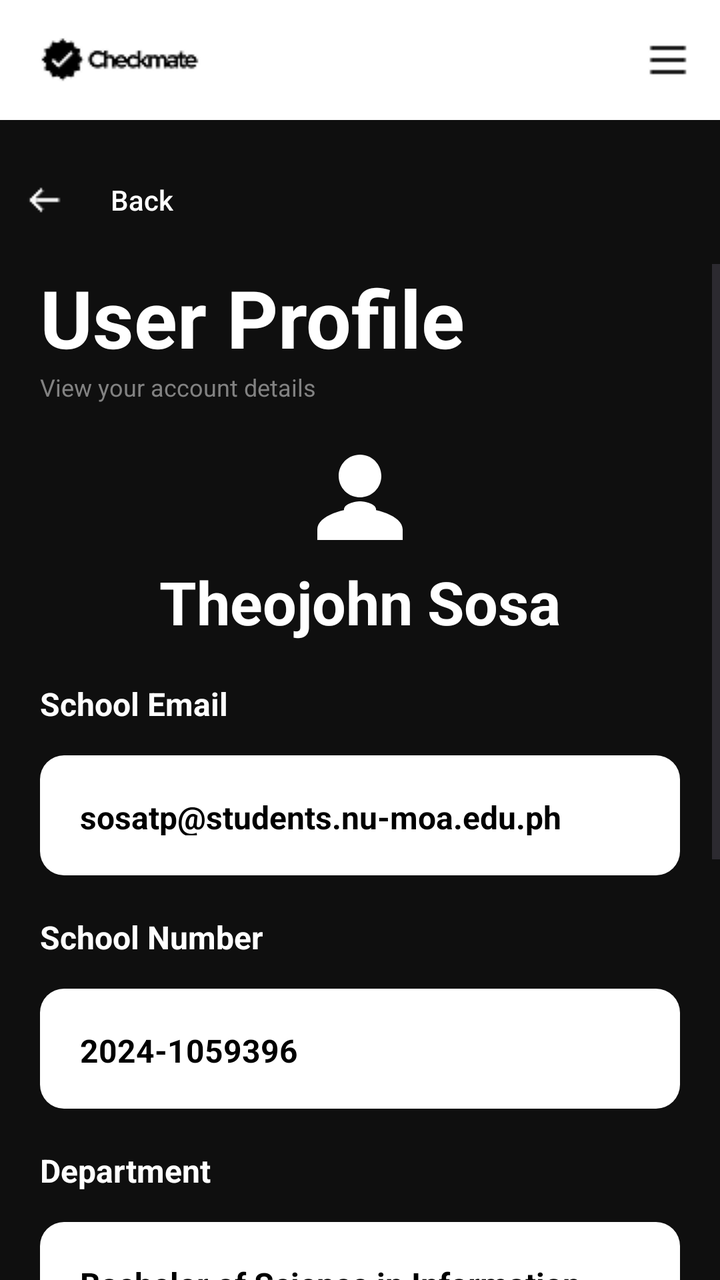
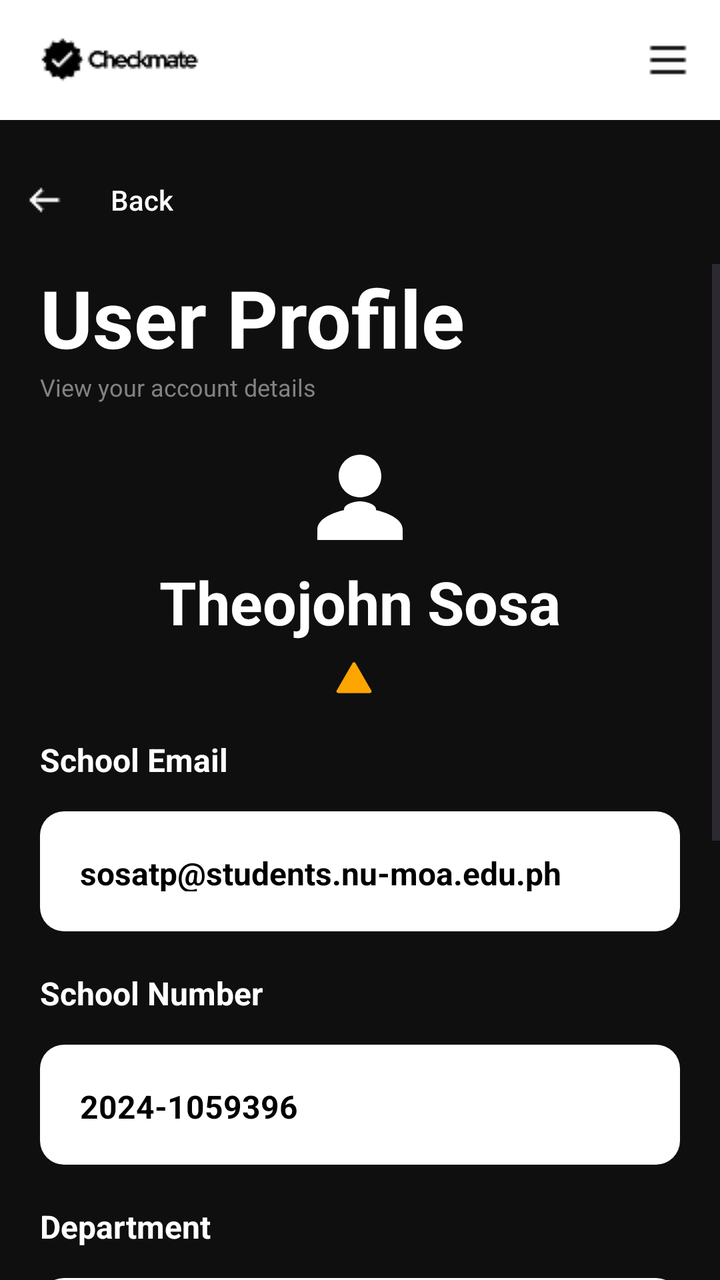

The first picture is an Android layout as it rendered before a commit; the second is the same layout after the commit. The layout source and the unified diff follow.
<!-- AndroidManifest.xml: application theme Theme.AuthTest -->
<!-- res/layout/activity_profile_page.xml -->
<?xml version="1.0" encoding="utf-8"?>
<androidx.drawerlayout.widget.DrawerLayout xmlns:android="http://schemas.android.com/apk/res/android"
    xmlns:app="http://schemas.android.com/apk/res-auto"
    xmlns:tools="http://schemas.android.com/tools"
    android:id="@+id/main"
    android:layout_width="match_parent"
    android:layout_height="match_parent"
    android:orientation="vertical"
    android:background="#0F0F0F"
    android:fitsSystemWindows="true"
    tools:context=".ProfilePage">

    <LinearLayout
        android:layout_width="match_parent"
        android:layout_height="match_parent"
        android:orientation="vertical" >

        <RelativeLayout
            android:layout_width="match_parent"
            android:layout_height="60dp"
            android:background="#FFFFFF">

            <ImageView
                android:id="@+id/header_logo"
                android:contentDescription="header_logo"
                android:layout_width="wrap_content"
                android:layout_height="wrap_content"
                android:src="@drawable/header_logo"
                android:layout_alignParentStart="true"
                android:layout_centerVertical="true"
                android:layout_marginStart="16dp" />

            <ImageView
                android:id="@+id/hamburger_icon"
                android:layout_width="wrap_content"
                android:layout_height="wrap_content"
                android:layout_alignParentEnd="true"
                android:layout_centerVertical="true"
                android:layout_marginEnd="16dp"
                android:contentDescription="hamburger_icon"
                android:src="@drawable/hamburger_icon" />

        </RelativeLayout>

        <LinearLayout
            android:layout_width="match_parent"
            android:layout_height="wrap_content"
            android:paddingStart="12dp"
            android:paddingEnd="20dp"
            android:paddingTop="16dp"
            android:paddingBottom="8dp">

            <androidx.appcompat.widget.AppCompatButton
                android:id="@+id/backButton"
                android:layout_width="wrap_content"
                android:layout_height="wrap_content"
                android:background="@android:color/transparent"
                android:drawableStart="@drawable/left_arrow"
                android:drawablePadding="10dp"
                android:text="Back"
                android:textAllCaps="false"
                android:textColor="#FFFFFF" />

        </LinearLayout>

        <ScrollView
            android:layout_width="match_parent"
            android:layout_height="match_parent">

            <LinearLayout
                android:layout_width="match_parent"
                android:layout_height="wrap_content"
                android:orientation="vertical"
                android:paddingHorizontal="20dp"
                android:paddingBottom="20dp" >

                <LinearLayout
                    android:layout_width="match_parent"
                    android:layout_height="wrap_content"
                    android:orientation="vertical"
                    android:layout_marginBottom="15dp" >

                    <TextView
                        android:text="User Profile"
                        android:textColor="#FFFFFF"
                        android:textStyle="bold"
                        android:textSize="40sp"
                        android:layout_width="wrap_content"
                        android:layout_height="wrap_content" />

                    <TextView
                        android:text="View your account details"
                        android:textColor="#828282"
                        android:textSize="12sp"
                        android:layout_width="wrap_content"
                        android:layout_height="wrap_content" />

                </LinearLayout>

                <LinearLayout
                    android:layout_width="match_parent"
                    android:layout_height="wrap_content"
                    android:orientation="vertical"
                    android:gravity="center"
                    android:layout_marginBottom="20dp">

                    <ImageView
                        android:id="@+id/profile_picture"
                        android:layout_width="wrap_content"
                        android:layout_height="wrap_content"
                        android:background="@drawable/default_avatar"
                        android:contentDescription="Profile Picture"
                        android:padding="20dp"
                        android:src="@drawable/ic_profile" />

                    <TextView
                        android:id="@+id/profile_user_name"
                        android:layout_width="wrap_content"
                        android:layout_height="wrap_content"
                        android:text="Theojohn Sosa"
                        android:textColor="#FFFFFF"
                        android:textSize="30sp"
                        android:textStyle="bold"
                        android:layout_marginTop="0dp"/>
                    
                </LinearLayout>

                <LinearLayout
                    android:layout_width="match_parent"
                    android:layout_height="wrap_content"
                    android:orientation="vertical"
                    android:layout_marginBottom="20dp">

                    <TextView
                        android:layout_width="wrap_content"
                        android:layout_height="wrap_content"
                        android:layout_marginBottom="15dp"
                        android:text="School Email"
                        android:textColor="#FFFFFF"
                        android:textSize="16sp"
                        android:textStyle="bold" />

                    <TextView
                        android:id="@+id/profile_email"
                        android:layout_width="match_parent"
                        android:layout_height="60dp"
                        android:background="@drawable/buttons_corner_radius"
                        android:padding="20dp"
                        android:text="sosatp@students.nu-moa.edu.ph"
                        android:textSize="16sp"
                        android:textColor="#000000"
                        android:textStyle="bold" />

                </LinearLayout>

                <LinearLayout
                    android:layout_width="match_parent"
                    android:layout_height="wrap_content"
                    android:orientation="vertical"
                    android:layout_marginBottom="20dp">

                    <TextView
                        android:layout_width="wrap_content"
                        android:layout_height="wrap_content"
                        android:layout_marginBottom="15dp"
                        android:text="School Number"
                        android:textColor="#FFFFFF"
                        android:textSize="16sp"
                        android:textStyle="bold" />

                    <TextView
                        android:id="@+id/profile_school_number"
                        android:layout_width="match_parent"
                        android:layout_height="60dp"
                        android:background="@drawable/buttons_corner_radius"
                        android:padding="20dp"
                        android:text="2024-1059396"
                        android:textSize="16sp"
                        android:textColor="#000000"
                        android:textStyle="bold" />

                </LinearLayout>

                <LinearLayout
                    android:layout_width="match_parent"
                    android:layout_height="wrap_content"
                    android:orientation="vertical"
                    android:layout_marginBottom="20dp">

                    <TextView
                        android:layout_width="wrap_content"
                        android:layout_height="wrap_content"
                        android:layout_marginBottom="15dp"
                        android:text="Department"
                        android:textColor="#FFFFFF"
                        android:textSize="16sp"
                        android:textStyle="bold" />

                    <TextView
                        android:id="@+id/profile_department"
                        android:layout_width="match_parent"
                        android:layout_height="60dp"
                        android:background="@drawable/buttons_corner_radius"
                        android:padding="20dp"
                        android:text="Bachelor of Science in Information Technology"
                        android:textSize="16sp"
                        android:textColor="#000000"
                        android:textStyle="bold" />

                </LinearLayout>

                <LinearLayout
                    android:layout_width="match_parent"
                    android:layout_height="wrap_content"
                    android:orientation="vertical"
                    android:layout_marginBottom="20dp">

                    <TextView
                        android:layout_width="wrap_content"
                        android:layout_height="wrap_content"
                        android:layout_marginBottom="15dp"
                        android:text="User Type"
                        android:textColor="#FFFFFF"
                        android:textSize="16sp"
                        android:textStyle="bold" />

                    <TextView
                        android:id="@+id/profile_user_type"
                        android:layout_width="match_parent"
                        android:layout_height="60dp"
                        android:background="@drawable/buttons_corner_radius"
                        android:padding="20dp"
                        android:text="Student"
                        android:textSize="16sp"
                        android:textColor="#000000"
                        android:textStyle="bold" />

                </LinearLayout>

                <LinearLayout
                    android:layout_width="match_parent"
                    android:layout_height="wrap_content"
                    android:orientation="vertical"
                    android:layout_marginBottom="15dp">

                    <TextView
                        android:layout_width="wrap_content"
                        android:layout_height="wrap_content"
                        android:layout_marginBottom="15dp"
                        android:text="Year"
                        android:textColor="#FFFFFF"
                        android:textSize="16sp"
                        android:textStyle="bold" />

                    <TextView
                        android:id="@+id/profile_year"
                        android:layout_width="match_parent"
                        android:layout_height="60dp"
                        android:background="@drawable/buttons_corner_radius"
                        android:padding="20dp"
                        android:text="2nd Year"
                        android:textSize="16sp"
                        android:textColor="#000000"
                        android:textStyle="bold" />

                </LinearLayout>

                <androidx.appcompat.widget.AppCompatButton
                    android:id="@+id/logoutButton"
                    android:layout_width="match_parent"
                    android:layout_height="60dp"
                    android:background="@drawable/settings_logout_button"
                    android:text="Logout"
                    android:textAllCaps="false"
                    android:textColor="#FFFFFF"
                    android:textSize="16sp"
                    android:textStyle="bold" />

            </LinearLayout>

        </ScrollView>

    </LinearLayout>

    <com.google.android.material.navigation.NavigationView
        android:id="@+id/navigation_view_profile"
        android:layout_width="280dp"
        android:layout_height="match_parent"
        android:layout_gravity="start"
        android:background="#1A1A1A"
        app:headerLayout="@layout/drawer_header"
        app:itemTextColor="@color/menu_item_color"
        app:itemIconTint="@color/menu_item_color"
        app:menu="@menu/menu_drawer" />

</androidx.drawerlayout.widget.DrawerLayout>
<!-- res/layout/drawer_header.xml (included above) -->
<?xml version="1.0" encoding="utf-8"?>
<LinearLayout xmlns:android="http://schemas.android.com/apk/res/android"
    android:layout_width="match_parent"
    android:layout_height="200dp"
    android:orientation="vertical"
    android:gravity="bottom"
    android:padding="20dp"
    android:background="#0F0F0F">

    <ImageView
        android:id="@+id/drawer_user_avatar"
        android:layout_width="60dp"
        android:layout_height="60dp"
        android:src="@drawable/default_avatar"
        android:contentDescription="user_avatar"
        android:layout_marginBottom="15dp" />

    <TextView
        android:id="@+id/drawer_user_name"
        android:layout_width="wrap_content"
        android:layout_height="wrap_content"
        android:text="User Name"
        android:textColor="#FFFFFF"
        android:textSize="24sp"
        android:textStyle="bold" />

    <TextView
        android:id="@+id/drawer_user_email"
        android:layout_width="wrap_content"
        android:layout_height="wrap_content"
        android:text="user@example.com"
        android:textColor="#828282"
        android:textSize="12sp" />

</LinearLayout>
<!-- resources referenced by this layout -->
<resources>
  <!-- drawable buttons_corner_radius (drawable) -->
  <shape xmlns:android="http://schemas.android.com/apk/res/android" android:shape="rectangle">
      <solid android:color="#FFFFFF"/>
      <corners android:radius="12dp"/>
  </shape>
  <!-- drawable default_avatar (drawable) -->
  <?xml version="1.0" encoding="utf-8"?>
  <vector xmlns:android="http://schemas.android.com/apk/res/android"
      android:width="24dp"
      android:height="24dp"
      android:viewportWidth="24"
      android:viewportHeight="24">
      <path
          android:fillColor="#FFFFFF"
          android:pathData="M12,12c2.21,0 4,-1.79 4,-4s-1.79,-4 -4,-4 -4,1.79 -4,4 1.79,4 4,4zm0,2c-2.67,0 -8,1.34 -8,4v2h16v-2c0,-2.66 -5.33,-4 -8,-4z" />
  </vector>
  <!-- drawable hamburger_icon: png bitmap (drawable, 177 bytes) -->
  <!-- drawable header_logo: png bitmap (drawable, 1337 bytes) -->
  <!-- drawable ic_profile (drawable) -->
  <?xml version="1.0" encoding="utf-8"?>
  <vector xmlns:android="http://schemas.android.com/apk/res/android"
      android:width="24dp"
      android:height="24dp"
      android:viewportWidth="24"
      android:viewportHeight="24">
      <path
          android:fillColor="#FFFFFF"
          android:pathData="M12,12c2.21,0 4,-1.79 4,-4s-1.79,-4 -4,-4 -4,1.79 -4,4 1.79,4 4,4zM12,14c-2.67,0 -8,1.34 -8,4v2h16v-2c0,-2.66 -5.33,-4 -8,-4z" />
  </vector>
  <!-- drawable left_arrow: png bitmap (drawable, 316 bytes) -->
  <!-- drawable settings_logout_button (drawable) -->
  <?xml version="1.0" encoding="utf-8"?>
  <shape xmlns:android="http://schemas.android.com/apk/res/android">
      <solid android:color="#C92A2A" />
      <corners android:radius="12dp" />
  </shape>
  <style name="Theme.AuthTest" parent="Base.Theme.AuthTest" />
  <style name="Base.Theme.AuthTest" parent="Theme.Material3.DayNight.NoActionBar">
          
          
      </style>
</resources>

<!-- the commit's change to res/layout/activity_profile_page.xml (unified diff, before → after) -->
@@ -122,7 +122,37 @@
                         android:textSize="30sp"
                         android:textStyle="bold"
                         android:layout_marginTop="0dp"/>
+
                     
+                    <LinearLayout
+                        android:id="@+id/violations_container"
+                        android:layout_width="wrap_content"
+                        android:layout_height="wrap_content"
+                        android:orientation="horizontal"
+                        android:gravity="center"
+                        android:layout_marginTop="8dp"
+                        android:layout_marginBottom="0dp"
+                        android:visibility="visible">
+
+                        <ImageView
+                            android:id="@+id/violation_icon"
+                            android:layout_width="20dp"
+                            android:layout_height="20dp"
+                            android:src="@drawable/violation_icon"
+                            android:contentDescription="Violation Icon"
+                            android:layout_marginEnd="6dp"
+                            android:tint="#FFA500" />
+
+                        <TextView
+                            android:id="@+id/violations_count_text"
+                            android:layout_width="wrap_content"
+                            android:layout_height="wrap_content"
+                            android:textColor="#FFA500"
+                            android:textSize="14sp"
+                            android:textStyle="bold" />
+
+                    </LinearLayout>
+
                 </LinearLayout>
 
                 <LinearLayout
<!-- resource entries referenced after the edit -->
@@ -36,6 +36,7 @@
       <solid android:color="#C92A2A" />
       <corners android:radius="12dp" />
   </shape>
+  <!-- drawable violation_icon: png bitmap (drawable, 7648 bytes) -->
   <style name="Theme.AuthTest" parent="Base.Theme.AuthTest" />
   <style name="Base.Theme.AuthTest" parent="Theme.Material3.DayNight.NoActionBar">
           
